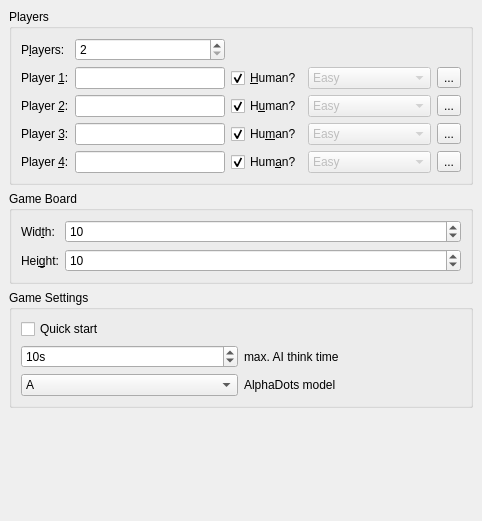
Old version of the form src/newgamewidget.ui in the repository ofenrohr/ksquares.
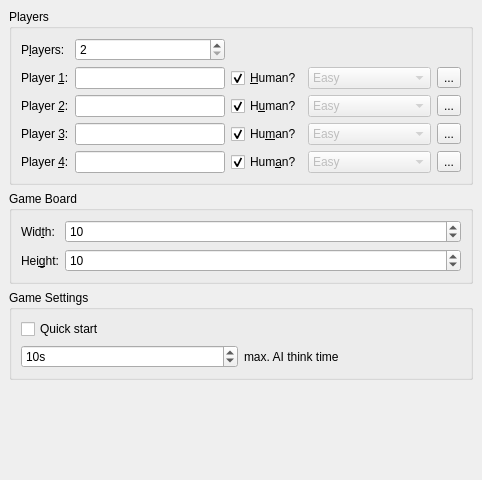
New version of the form. Icons and pictures are not drawn.

Diff of the .ui file:
```diff
--- a/src/newgamewidget.ui
+++ b/src/newgamewidget.ui
@@ -7,7 +7,7 @@
     <x>0</x>
     <y>0</y>
     <width>482</width>
-    <height>521</height>
+    <height>480</height>
    </rect>
   </property>
   <property name="windowTitle">
@@ -787,27 +787,6 @@
         </property>
        </widget>
       </item>
-      <item row="2" column="0">
-       <widget class="QComboBox" name="aiModel">
-        <item>
-         <property name="text">
-          <string>A</string>
-         </property>
-        </item>
-        <item>
-         <property name="text">
-          <string>B</string>
-         </property>
-        </item>
-       </widget>
-      </item>
-      <item row="2" column="1">
-       <widget class="QLabel" name="label">
-        <property name="text">
-         <string>AlphaDots model</string>
-        </property>
-       </widget>
-      </item>
      </layout>
     </widget>
    </item>
```
Left out of the diff: 12 changed lines with no effect on the pictures.
